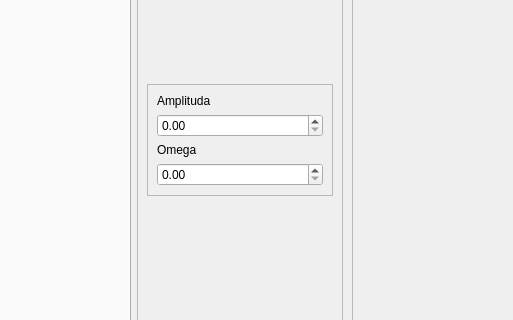
The window that Python_project/Main_Window.ui (Lones1306/Meracie_systemy) describes before a commit, drawn with Qt 5; both pictures show x 646 to 1159 and y 405 to 725 of the 1159 by 935 pixel window.
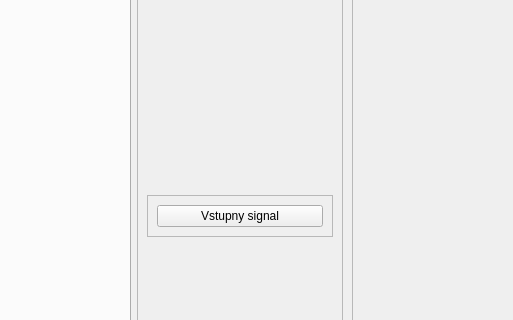
The same window after the commit.

```diff
--- a/Python_project/Main_Window.ui
+++ b/Python_project/Main_Window.ui
@@ -212,6 +212,19 @@
             </property>
            </spacer>
           </item>
+          <item>
+           <spacer name="verticalSpacer">
+            <property name="orientation">
+             <enum>Qt::Vertical</enum>
+            </property>
+            <property name="sizeHint" stdset="0">
+             <size>
+              <width>20</width>
+              <height>40</height>
+             </size>
+            </property>
+           </spacer>
+          </item>
           <item>
            <widget class="QFrame" name="frame_2">
             <property name="frameShape">
@@ -222,48 +235,9 @@
             </property>
             <layout class="QVBoxLayout" name="verticalLayout_2">
              <item>
-              <widget class="QLabel" name="label_2">
+              <widget class="QPushButton" name="inputs_pushButton">
                <property name="text">
-                <string>Amplituda</string>
-               </property>
-              </widget>
-             </item>
-             <item>
-              <widget class="QDoubleSpinBox" name="Amplituda">
-               <property name="acceptDrops">
-                <bool>true</bool>
-               </property>
-               <property name="maximum">
-                <double>100000.000000000000000</double>
-               </property>
-              </widget>
-             </item>
-             <item>
-              <widget class="QLabel" name="label_7">
-               <property name="text">
-                <string>Omega</string>
-               </property>
-              </widget>
-             </item>
-             <item>
-              <widget class="QDoubleSpinBox" name="Omega">
-               <property name="mouseTracking">
-                <bool>true</bool>
-               </property>
-               <property name="acceptDrops">
-                <bool>true</bool>
-               </property>
-               <property name="accessibleName">
-                <string/>
-               </property>
-               <property name="autoFillBackground">
-                <bool>false</bool>
-               </property>
-               <property name="wrapping">
-                <bool>false</bool>
-               </property>
-               <property name="frame">
-                <bool>true</bool>
+                <string>Vstupny signal</string>
                </property>
               </widget>
              </item>
```
